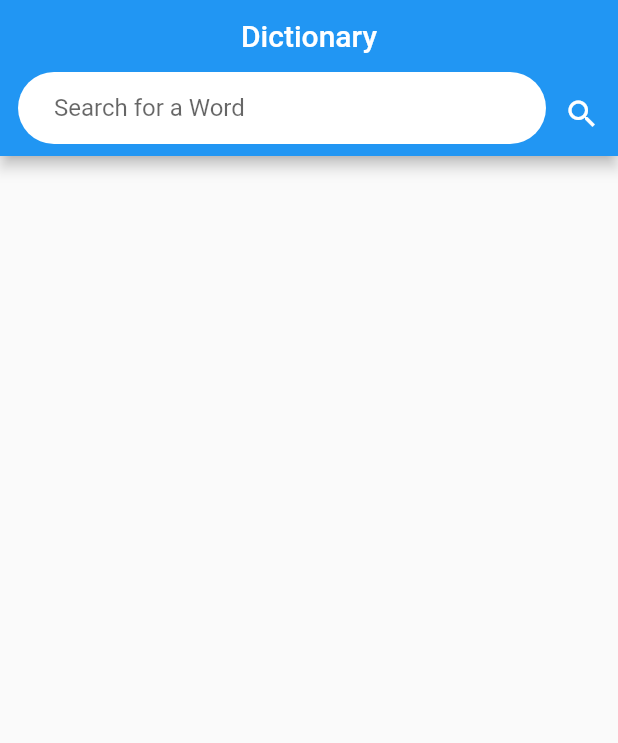
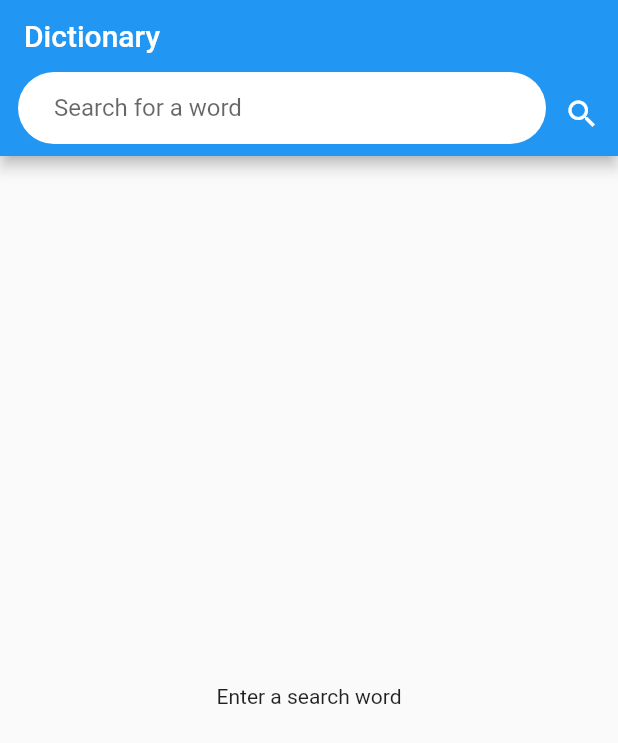
Before and after one commit to NightFury-855/Dictioanry_spp, a Flutter app: the screen it shows after launch, after a tap on the "search" icon, on a phone screen of 412 x 824 dp. Shown: the top 743 px of the screen. Run offline on Flutter 3.47's test engine with Material 2 defaults, Android fonts, the phone set to English and light mode, and no system bars.

```diff
--- a/lib/main.dart
+++ b/lib/main.dart
@@ -1,20 +1,21 @@
+import 'dart:convert';
+import 'dart:async';
+
 import 'package:flutter/material.dart';
+import 'package:http/http.dart' as http;
 
-void main() {
-  runApp(const MyApp());
-}
+void main() => runApp(const MyApp());
 
 class MyApp extends StatelessWidget {
   const MyApp({Key? key}) : super(key: key);
 
-  // This widget is the root of your application.
+  //const MyApp({ Key? key }) : super(key: key);
+
   @override
   Widget build(BuildContext context) {
     return MaterialApp(
-      debugShowCheckedModeBanner: false,
-      title: 'Flutter Demo',
+      title: "FlutterDemo",
       theme: ThemeData(
-
         primarySwatch: Colors.blue,
       ),
       home: const MyHomePage(),
@@ -24,72 +25,126 @@ class MyApp extends StatelessWidget {
 
 class MyHomePage extends StatefulWidget {
   const MyHomePage({Key? key}) : super(key: key);
+
   @override
-  State<MyHomePage> createState() => _MyHomePageState();
+  _MyHomePageState createState() => _MyHomePageState();
 }
 
 class _MyHomePageState extends State<MyHomePage> {
-  late final String _url = " https://owlbot.info/api/v4/dictionary/owl -s | json_pp";
-  late final String  _token = " 476d32ba6375bb7d6d7581bb6efb3b8fda318f13";
+  final String _url = "https://owlbot.info/api/v4/dictionary/";
+  final String _token = "c7a0e47311736683d87aa05498b81862dee4f0d4";
 
- final TextEditingController _controller = TextEditingController();
+  final TextEditingController _controller = TextEditingController();
+
+  late StreamController _streamController;
+  late Stream _stream;
+
+  _search() async {
+    if (_controller.text.isEmpty) {
+      _streamController.add(null);
+      return;
+    }
+
+    _streamController.add("waiting");
+
+    Uri uri = Uri.parse(_url + _controller.text.trim());
+    http.Response response = await http.get(uri,
+        headers: {"Authorization": "Token " + _token});
+    var jsoon = json.decode(response.body);
+    print(jsoon["definitions"]);
+    _streamController.add(json.decode(response.body)["definitions"]);
+  }
+
+  @override
+  void initState() {
+    super.initState();
+
+    _streamController = StreamController();
+    _stream = _streamController.stream;
+  }
+
   @override
   Widget build(BuildContext context) {
-    // This method is rerun every time setState is called, for instance as done
-
     return Scaffold(
-
       appBar: AppBar(
-        centerTitle: true,
         title: const Text("Dictionary"),
-
-        bottom:  PreferredSize(
+        bottom: PreferredSize(
           preferredSize: const Size.fromHeight(48.0),
-
           child: Row(
             children: <Widget>[
               Expanded(
                 child: Container(
-
-                  margin:const  EdgeInsets.only(left:12.0,bottom: 8.0),
+                  margin: const EdgeInsets.only(left: 12.0, bottom: 8.0),
                   decoration: BoxDecoration(
                     color: Colors.white,
-                    borderRadius: BorderRadius.circular( 24.0),
+                    borderRadius: BorderRadius.circular(24.0),
                   ),
                   child: TextFormField(
-                    onChanged: (String text){
-
-                    },
+                    onChanged: (String text) {},
                     controller: _controller,
-                    decoration:const  InputDecoration(
-                      hintText: "Search for a Word",
-                      contentPadding: EdgeInsets.only(left:24.0),
+                    decoration: const InputDecoration(
+                      hintText: "Search for a word",
+                      contentPadding: EdgeInsets.only(left: 24.0),
                       border: InputBorder.none,
-
                     ),
                   ),
                 ),
-
               ),
-              IconButton(onPressed: (){
-
-
-              },
-               icon: const Icon(
-                 Icons.search,
-                 color: Colors.white,
-                 ),),
-
+              IconButton(
+                icon: const Icon(
+                  Icons.search,
+                  color: Colors.white,
+                ),
+                onPressed: _search,
+              ),
             ],
-
           ),
-
         ),
       ),
+      body: Container(
+        margin: const EdgeInsets.all(8.0),
+        child: StreamBuilder(
+          stream: _stream,
+          builder: (BuildContext ctx, AsyncSnapshot snapshot){
+            if(snapshot.data == null){
+              return const Center(
+                child: Text("Enter a search word"),
+              );
+            }
 
-      body:Container(
+            if(snapshot.data == "waiting"){
+              return const Center(
+                child: CircularProgressIndicator(),
+              );
+            }
 
+            return ListView.builder(
+               itemCount: snapshot.data.length,
+               itemBuilder: (context, int index){
+               print(snapshot.data.length);
+              return ListBody(
+                children: <Widget> [
+                  Container(
+                    color: Colors.grey[300],
+                    child: ListTile(
+                      leading: snapshot.data[index]["image_url"] == null
+                      ? null:
+                      CircleAvatar(
+                        backgroundImage: NetworkImage(snapshot.data[index]["image_url"]),
+                      ),
+                      title: Text(_controller.text.trim() + "(" + snapshot.data[index]["definition"] + ")"),
+                    ),
+                  ),
 
+                  Padding(
+                    padding: const EdgeInsets.all(8.0),
+                    child: Text(snapshot.data[index]["definition"]),
+                  ),
+                ],
+              );
+            },);
+          },
+        ),
       ),
     );
   }
--- a/pubspec.yaml
+++ b/pubspec.yaml
@@ -34,6 +34,7 @@ dependencies:
   # The following adds the Cupertino Icons font to your application.
   # Use with the CupertinoIcons class for iOS style icons.
   cupertino_icons: ^1.0.2
+  http: ^0.13.4
 
 dev_dependencies:
   flutter_test:
```
Also changed, not shown: lib/mains.dart (added), pubspec.lock.
